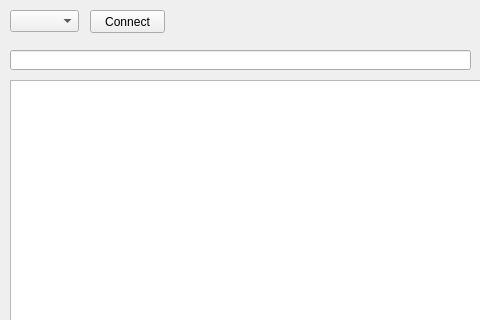
alexionita95/SerialCOMTest, file mainwindow.ui: the form before one commit; both pictures show x 0 to 480 and y 0 to 320 of the 582 by 429 pixel window.
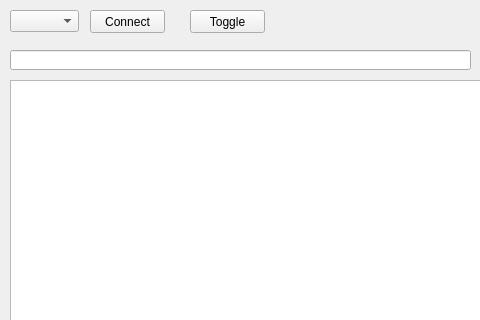
The form after the commit.

Patch:
```diff
--- a/mainwindow.ui
+++ b/mainwindow.ui
@@ -70,6 +70,19 @@
      </rect>
     </property>
    </widget>
+   <widget class="QPushButton" name="pushButton_3">
+    <property name="geometry">
+     <rect>
+      <x>190</x>
+      <y>10</y>
+      <width>75</width>
+      <height>23</height>
+     </rect>
+    </property>
+    <property name="text">
+     <string>Toggle</string>
+    </property>
+   </widget>
   </widget>
   <widget class="QMenuBar" name="menubar">
    <property name="geometry">
```
